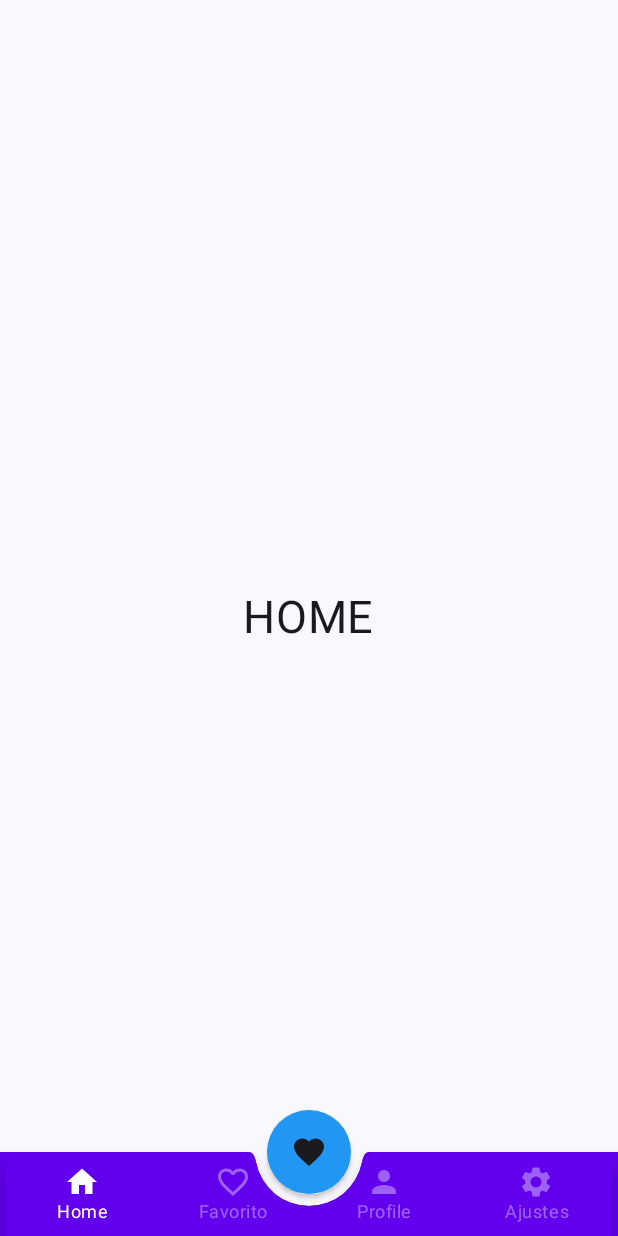
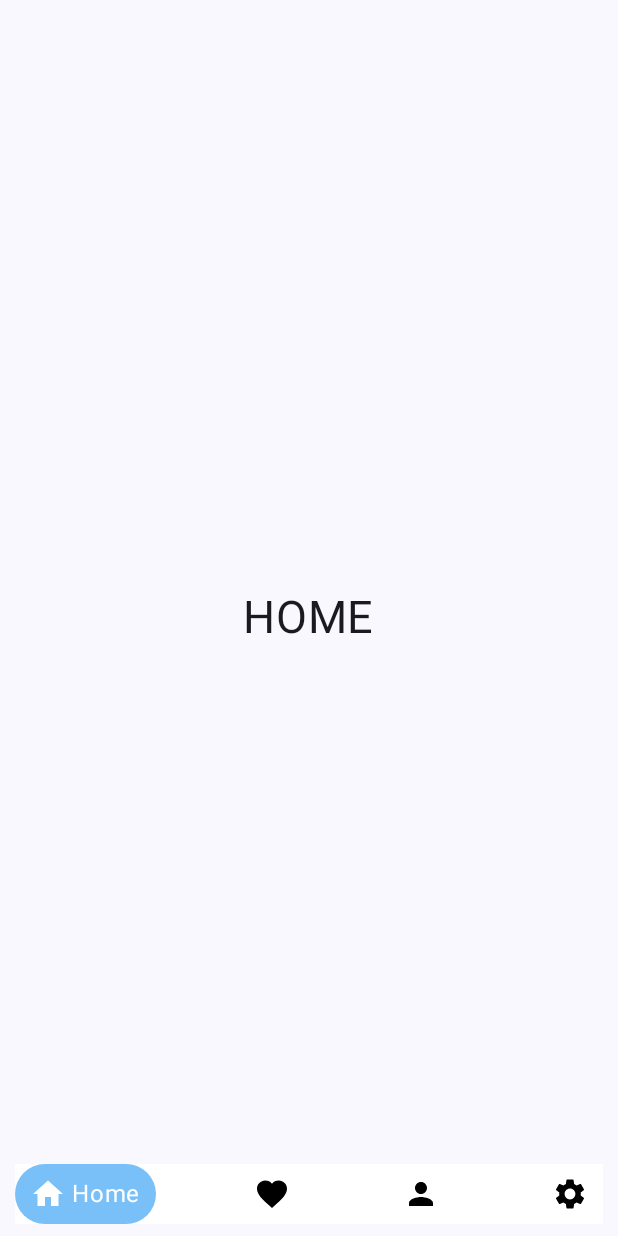
Before and after one commit to alejandro342/BottomNavBar, an Android app built with Jetpack Compose: the screen it shows after launch (MainActivity), on a phone screen of 412 x 824 dp. Run offline under Robolectric (Android 15) with nearby library versions, the phone set to English and light mode, and no system bars.

Commit message:
Animación
Se agrego una animación al la barra de navegación inferior, darle un sombreado y aparecer y ocultar el titulo.

Co-Authored-By: Alejandro Ambrosio <67438573+alejandro342@users.noreply.github.com>

```diff
--- a/app/src/main/java/com/alejandro_dev_links/bottomnavbar/presentation/mycomponents/bottombar/components/UserBottomBar.kt
+++ b/app/src/main/java/com/alejandro_dev_links/bottomnavbar/presentation/mycomponents/bottombar/components/UserBottomBar.kt
@@ -1,15 +1,15 @@
 package com.alejandro_dev_links.bottomnavbar.presentation.mycomponents.bottombar.components
 
-import androidx.compose.foundation.layout.PaddingValues
+import androidx.compose.foundation.background
+import androidx.compose.foundation.layout.Arrangement
+import androidx.compose.foundation.layout.Row
+import androidx.compose.foundation.layout.fillMaxWidth
 import androidx.compose.foundation.layout.padding
-import androidx.compose.foundation.shape.CircleShape
-import androidx.compose.foundation.shape.CornerSize
-import androidx.compose.material.BottomAppBar
-import androidx.compose.material.BottomNavigation
-import androidx.compose.material3.MaterialTheme
 import androidx.compose.runtime.Composable
 import androidx.compose.runtime.getValue
+import androidx.compose.ui.Alignment
 import androidx.compose.ui.Modifier
+import androidx.compose.ui.graphics.Color
 import androidx.compose.ui.unit.dp
 import androidx.navigation.NavHostController
 import androidx.navigation.compose.currentBackStackEntryAsState
@@ -23,15 +23,18 @@ fun UserBottomBar(navController: NavHostController) {
         UserScreen.Profile,
         UserScreen.Settings
     )
-    BottomAppBar(
-        cutoutShape = CircleShape
-    ) {
 
     val navBackEntry by navController.currentBackStackEntryAsState()
     val currentDestination = navBackEntry?.destination
-        val bottomBarDestination = screens.any { it.route == currentDestination?.route }
-        if (bottomBarDestination) {
-            BottomNavigation(modifier = Modifier) {
+    Row(
+        modifier = Modifier
+            .padding(start = 10.dp, end = 10.dp, top = 8.dp, bottom = 8.dp)
+            .background(Color.White)
+            .fillMaxWidth(),
+        horizontalArrangement = Arrangement.SpaceBetween,
+        verticalAlignment = Alignment.CenterVertically
+    ) {
+
         screens.forEach { screen ->
             UserBottomBarItem(
                 screen = screen,
@@ -41,6 +44,3 @@ fun UserBottomBar(navController: NavHostController) {
         }
     }
 }
-    }
-
-}
--- a/app/src/main/java/com/alejandro_dev_links/bottomnavbar/presentation/mycomponents/bottombar/components/UserBottomBarItem.kt
+++ b/app/src/main/java/com/alejandro_dev_links/bottomnavbar/presentation/mycomponents/bottombar/components/UserBottomBarItem.kt
@@ -1,17 +1,30 @@
 package com.alejandro_dev_links.bottomnavbar.presentation.mycomponents.bottombar.components
 
+import androidx.compose.animation.AnimatedVisibility
+import androidx.compose.foundation.background
+import androidx.compose.foundation.clickable
+import androidx.compose.foundation.layout.Arrangement
+import androidx.compose.foundation.layout.Box
+import androidx.compose.foundation.layout.Row
 import androidx.compose.foundation.layout.RowScope
-import androidx.compose.material.BottomNavigationItem
-import androidx.compose.material.ContentAlpha
-import androidx.compose.material.Icon
-import androidx.compose.material.LocalContentColor
-import androidx.compose.material.Text
+import androidx.compose.foundation.layout.height
+import androidx.compose.foundation.layout.padding
+import androidx.compose.foundation.shape.CircleShape
+import androidx.compose.material3.Icon
+import androidx.compose.material3.Text
 import androidx.compose.runtime.Composable
+import androidx.compose.ui.Alignment
+import androidx.compose.ui.Modifier
+import androidx.compose.ui.draw.clip
+import androidx.compose.ui.graphics.Color
+import androidx.compose.ui.unit.dp
 import androidx.navigation.NavDestination
 import androidx.navigation.NavDestination.Companion.hierarchy
 import androidx.navigation.NavGraph.Companion.findStartDestination
 import androidx.navigation.NavHostController
 import com.alejandro_dev_links.bottomnavbar.presentation.navigation.screen.user.UserScreen
+import com.alejandro_dev_links.bottomnavbar.ui.theme.PrimaryBlue
+import com.alejandro_dev_links.bottomnavbar.ui.theme.Purple40
 
 @Composable
 fun RowScope.UserBottomBarItem(
@@ -19,17 +32,29 @@ fun RowScope.UserBottomBarItem(
     currentDestination: NavDestination?,
     navController: NavHostController
 ) {
-    BottomNavigationItem(label = { Text(text = screen.title) },
-        icon = { Icon(imageVector = screen.icon, contentDescription = "icono") },
-        selected = currentDestination?.hierarchy?.any {
-            it.route == screen.route
-        } == true,
-        unselectedContentColor = LocalContentColor.current.copy(alpha = ContentAlpha.disabled),
-        onClick = {
-            navController.navigate(route = screen.route) {
+    val selected = currentDestination?.hierarchy?.any { it.route == screen.route } == true
+    val background = if (selected) PrimaryBlue.copy(alpha = 0.6f) else Color.Transparent
+    val contentColor = if (selected) Color.White else Color.Black
+    Box(modifier = Modifier
+        .height(40.dp)
+        .clip(CircleShape)
+        .background(background)
+        .clickable {
+            navController.navigate(screen.route) {
                 popUpTo(navController.graph.findStartDestination().id)
                 launchSingleTop = true
             }
+        }) {
+        Row(
+            modifier = Modifier
+                .padding(start = 10.dp, end = 10.dp, top = 8.dp, bottom = 8.dp),
+            verticalAlignment = Alignment.CenterVertically,
+            horizontalArrangement = Arrangement.spacedBy(4.dp)
+        ) {
+            Icon(imageVector = screen.icon, contentDescription = null, tint = contentColor)
+            AnimatedVisibility(visible = selected) {
+                Text(text = screen.title, color = contentColor)
+            }
         }
-    )
+    }
 }
--- a/app/src/main/java/com/alejandro_dev_links/bottomnavbar/presentation/mycomponents/bottombar/screen/UserHomerScreen.kt
+++ b/app/src/main/java/com/alejandro_dev_links/bottomnavbar/presentation/mycomponents/bottombar/screen/UserHomerScreen.kt
@@ -1,23 +1,12 @@
 package com.alejandro_dev_links.bottomnavbar.presentation.mycomponents.bottombar.screen
 
 import android.annotation.SuppressLint
-import androidx.compose.foundation.shape.RoundedCornerShape
-import androidx.compose.material.FabPosition
-import androidx.compose.material.FloatingActionButton
-import androidx.compose.material.FloatingActionButtonDefaults
 import androidx.compose.material.Scaffold
-import androidx.compose.material.icons.Icons
-import androidx.compose.material.icons.filled.Favorite
-import androidx.compose.material3.Icon
 import androidx.compose.runtime.Composable
-import androidx.compose.ui.Modifier
-import androidx.compose.ui.graphics.Color
-import androidx.compose.ui.unit.dp
 import androidx.navigation.NavHostController
 import androidx.navigation.compose.rememberNavController
 import com.alejandro_dev_links.bottomnavbar.presentation.mycomponents.bottombar.components.UserBottomBar
 import com.alejandro_dev_links.bottomnavbar.presentation.navigation.graph.user.UserNavGraph
-import com.alejandro_dev_links.bottomnavbar.ui.theme.PrimaryBlue
 
 
 @SuppressLint("UnusedMaterialScaffoldPaddingParameter")
@@ -26,19 +15,7 @@ fun UserHomerScreen(navController: NavHostController = rememberNavController())
     Scaffold(
         bottomBar = {
             UserBottomBar(navController = navController)
-        },
-        floatingActionButton = {
-            FloatingActionButton(
-                modifier = Modifier,
-                contentColor = Color.White,
-                backgroundColor = PrimaryBlue,
-                elevation = FloatingActionButtonDefaults.elevation(2.dp, 3.dp),
-                onClick = { }) {
-                Icon(imageVector = Icons.Default.Favorite, contentDescription = "")
-            }
-        },
-        isFloatingActionButtonDocked = true,
-        floatingActionButtonPosition = FabPosition.Center
+        }
     ) {
         UserNavGraph(navController = navController)
     }
--- a/app/src/main/java/com/alejandro_dev_links/bottomnavbar/presentation/navigation/screen/user/UserScreen.kt
+++ b/app/src/main/java/com/alejandro_dev_links/bottomnavbar/presentation/navigation/screen/user/UserScreen.kt
@@ -1,6 +1,7 @@
 package com.alejandro_dev_links.bottomnavbar.presentation.navigation.screen.user
 
 import androidx.compose.material.icons.Icons
+import androidx.compose.material.icons.filled.Favorite
 import androidx.compose.material.icons.filled.Home
 import androidx.compose.material.icons.filled.Person
 import androidx.compose.material.icons.filled.Settings
@@ -19,7 +20,7 @@ sealed class UserScreen(val route: String, val title: String, val icon: ImageVec
     object Favorites : UserScreen(
         route = "user/favorites",
         title = "Favorito",
-        icon = Icons.Outlined.FavoriteBorder
+        icon = Icons.Default.Favorite
     )
 
     object Profile : UserScreen(
```
Lines whose indentation alone changed are shown as unchanged.
